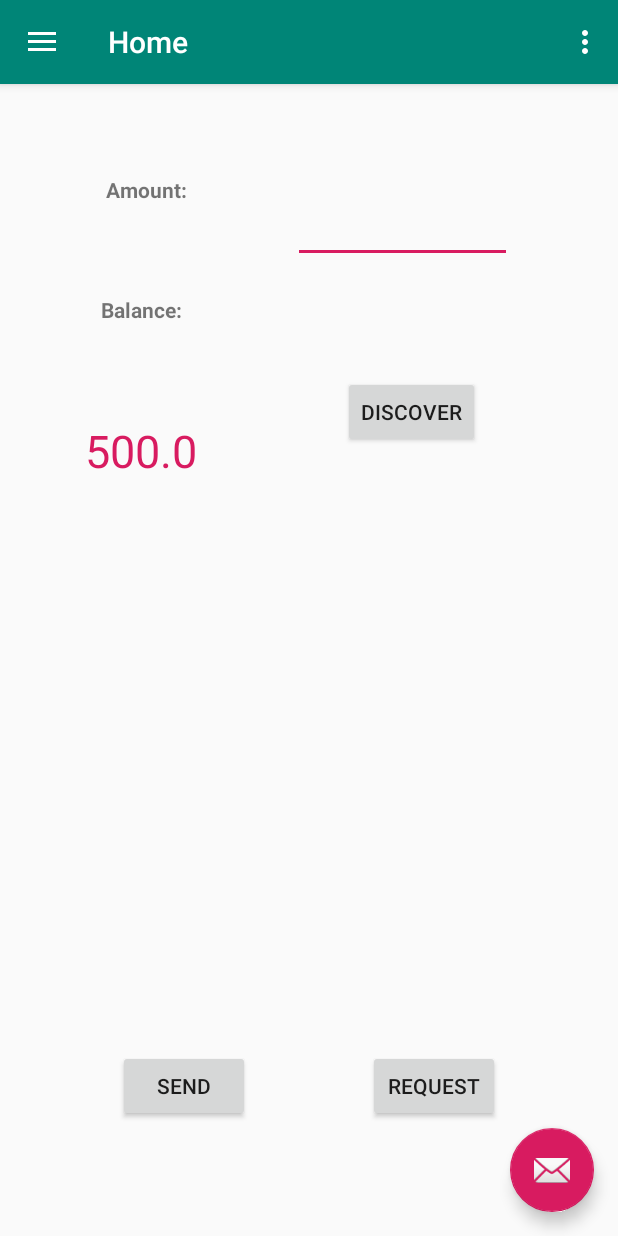
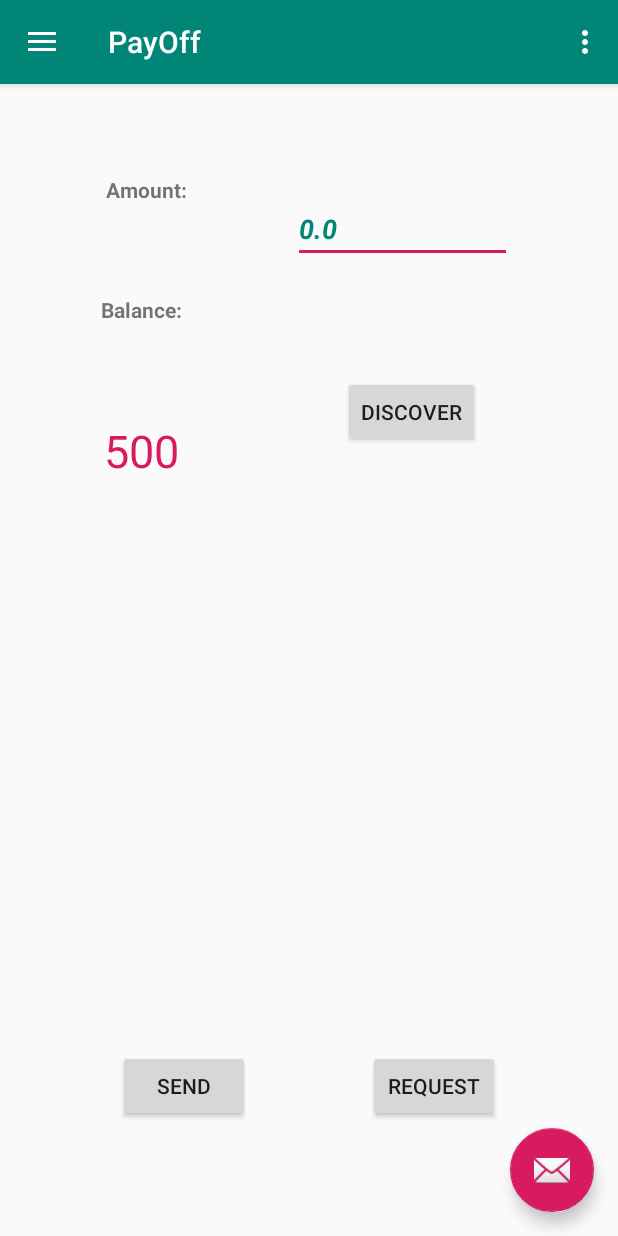
Before and after one commit to scalpovich/payoff, an Android app: the MainActivity screen opened directly, with no data from a screen before it, after a tap on "SEND", on a phone screen of 412 x 824 dp. Run offline under Robolectric (Android 15) with nearby library versions, the phone set to English and light mode, and no system bars.

Commit message:
Changed app name and checking if value is 0

```diff
--- a/app/src/main/AndroidManifest.xml
+++ b/app/src/main/AndroidManifest.xml
@@ -23,7 +23,7 @@
         android:theme="@style/AppTheme">
         <activity
             android:name="com.finastra.payments.payoff.MainActivity"
-            android:label="Home"
+            android:label="@string/app_name"
             android:theme="@style/AppTheme.NoActionBar">
             <intent-filter>
                 <action android:name="android.intent.action.MAIN" />
--- a/app/src/main/java/com/finastra/payments/payoff/MainActivity.java
+++ b/app/src/main/java/com/finastra/payments/payoff/MainActivity.java
@@ -166,10 +166,11 @@
         TextView amountToSend = findViewById(R.id.idInputAmount);
         TextView eWalletAmount = findViewById(R.id.eWalletAmount);
         String amountToSendStr = amountToSend.getText() + "";
+        Log.i("AMOUNT TO SEND: ",amountToSendStr);
+        if(!amountToSendStr.equals("")) {
             String eWalletAmountStr = eWalletAmount.getText() +"";
             double oldValue = Double.parseDouble(eWalletAmountStr);
             double subtractedValue = Double.parseDouble(amountToSendStr);
-        View focusView;
             if (subtractedValue > oldValue) {
                 Context context = getApplicationContext();
                 CharSequence text = "Amount to send is greater than the balance";
@@ -178,6 +179,12 @@
             } else {
                 double newBalance = oldValue - subtractedValue;
                 eWalletAmount.setText(newBalance + "");
+            }
+        } else {
+            Context context = getApplicationContext();
+            CharSequence text = "Invalid amount";
+            int duration = Toast.LENGTH_SHORT;
+            Toast.makeText(context, text, duration).show();
         }
     }
 
@@ -206,9 +213,8 @@
     public WifiP2pManager.PeerListListener peerListListener = new WifiP2pManager.PeerListListener() {
         @Override
         public void onPeersAvailable (WifiP2pDeviceList peerlist) {
-            Log.i("Main","PEERS AVAILABLE");
-            Log.i("Main",String.valueOf(peerlist.getDeviceList().size()));
             if(!peerlist.getDeviceList().equals(peers)){
+                Toast.makeText(getApplicationContext(),"Peers available",Toast.LENGTH_SHORT).show();
                 peers.clear();
                 peers.addAll(peerlist.getDeviceList());
                 deviceNameArray = new String[peerlist.getDeviceList().size()];
--- a/app/src/main/res/layout-v26/content_main.xml
+++ b/app/src/main/res/layout-v26/content_main.xml
@@ -49,6 +49,7 @@
         android:id="@+id/idInputAmount"
         android:layout_width="146dp"
         android:layout_height="43dp"
+        android:hint="0.0"
         android:importantForAutofill="no"
         android:inputType="phone"
         android:textColor="@color/colorPrimary"
```
Lines whose indentation alone changed are shown as unchanged.
